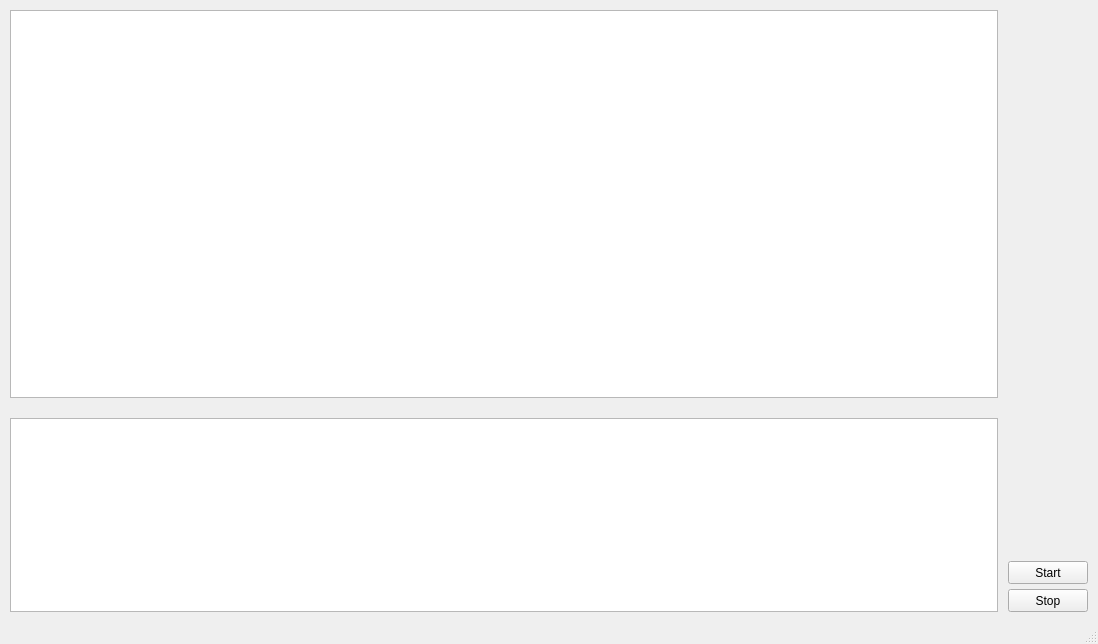
Before: the Qt Designer form window.ui in StepanTWL/mPDK, drawn with Qt 5.
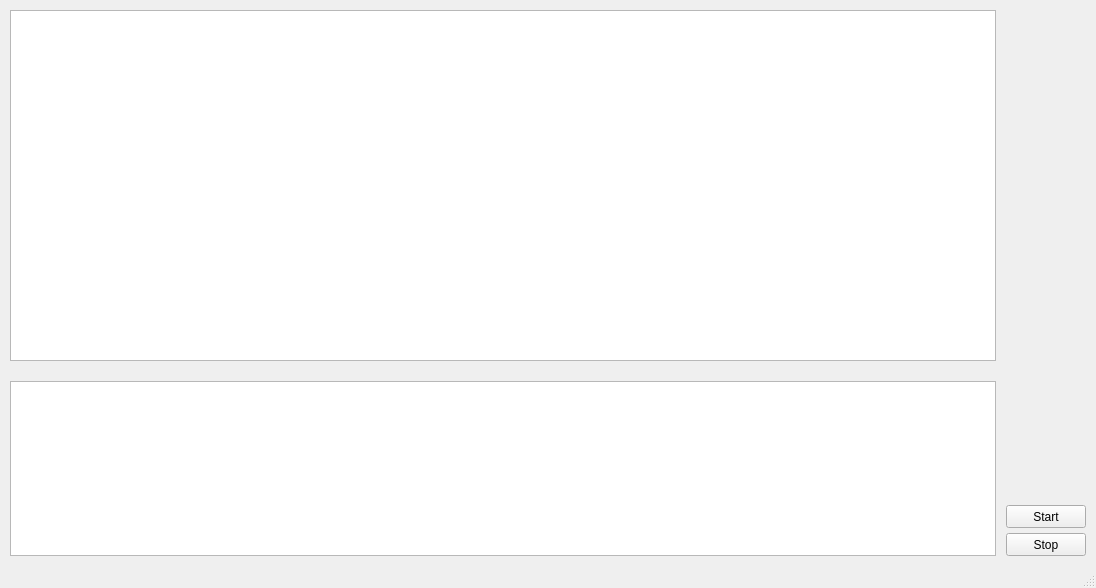
After: the same form once the commit is applied.

The edit to the form file:
```diff
--- a/window.ui
+++ b/window.ui
@@ -6,8 +6,8 @@
    <rect>
     <x>0</x>
     <y>0</y>
-    <width>1098</width>
-    <height>644</height>
+    <width>1096</width>
+    <height>588</height>
    </rect>
   </property>
   <property name="windowTitle">
```
Left out of the diff: 2 changed lines with no effect on the pictures.
